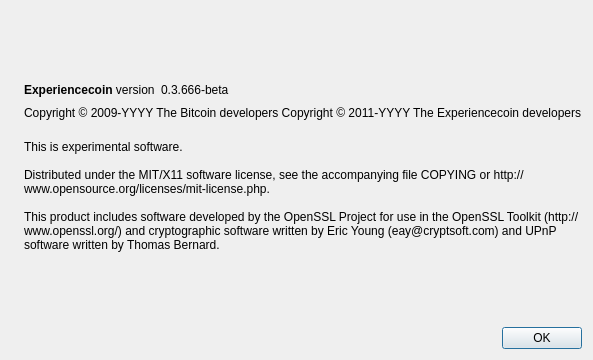
Old version of the form src/qt/forms/aboutdialog.ui in the repository experiencecoin/experiencecoin_legacy.
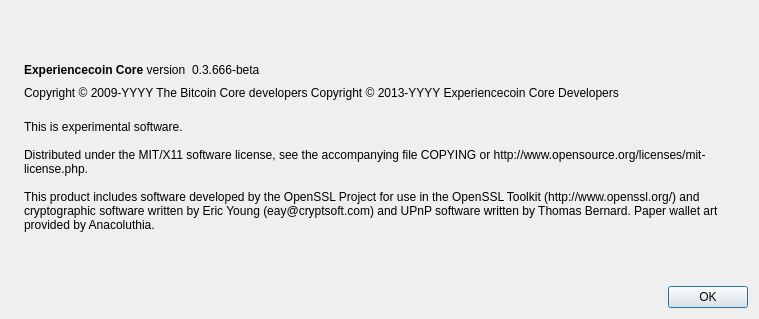
New version of the form. Icons and pictures are not drawn.

The edit to the form file:
```diff
--- a/src/qt/forms/aboutdialog.ui
+++ b/src/qt/forms/aboutdialog.ui
@@ -6,8 +6,8 @@
    <rect>
     <x>0</x>
     <y>0</y>
-    <width>593</width>
-    <height>360</height>
+    <width>759</width>
+    <height>319</height>
    </rect>
   </property>
   <property name="windowTitle">
@@ -50,7 +50,7 @@
           <cursorShape>IBeamCursor</cursorShape>
          </property>
          <property name="text">
-          <string>&lt;b&gt;Experiencecoin&lt;/b&gt; version</string>
+          <string>&lt;b&gt;Experiencecoin Core&lt;/b&gt; version</string>
          </property>
          <property name="textInteractionFlags">
           <set>Qt::LinksAccessibleByMouse|Qt::TextSelectableByKeyboard|Qt::TextSelectableByMouse</set>
@@ -91,8 +91,8 @@
         <cursorShape>IBeamCursor</cursorShape>
        </property>
        <property name="text">
-        <string notr="true">Copyright &amp;copy; 2009-YYYY The Bitcoin developers
-Copyright &amp;copy; 2011-YYYY The Experiencecoin developers</string>
+        <string notr="true">Copyright &amp;copy; 2009-YYYY The Bitcoin Core developers
+          Copyright &amp;copy; 2013-YYYY Experiencecoin Core Developers</string>
        </property>
        <property name="textFormat">
         <enum>Qt::RichText</enum>
@@ -113,7 +113,7 @@
 
 Distributed under the MIT/X11 software license, see the accompanying file COPYING or http://www.opensource.org/licenses/mit-license.php.
 
-This product includes software developed by the OpenSSL Project for use in the OpenSSL Toolkit (http://www.openssl.org/) and cryptographic software written by Eric Young (eay@cryptsoft.com) and UPnP software written by Thomas Bernard.</string>
+This product includes software developed by the OpenSSL Project for use in the OpenSSL Toolkit (http://www.openssl.org/) and cryptographic software written by Eric Young (eay@cryptsoft.com) and UPnP software written by Thomas Bernard. Paper wallet art provided by Anacoluthia.</string>
        </property>
        <property name="wordWrap">
         <bool>true</bool>
```
Left out of the diff: 20 changed lines with no effect on the pictures.
